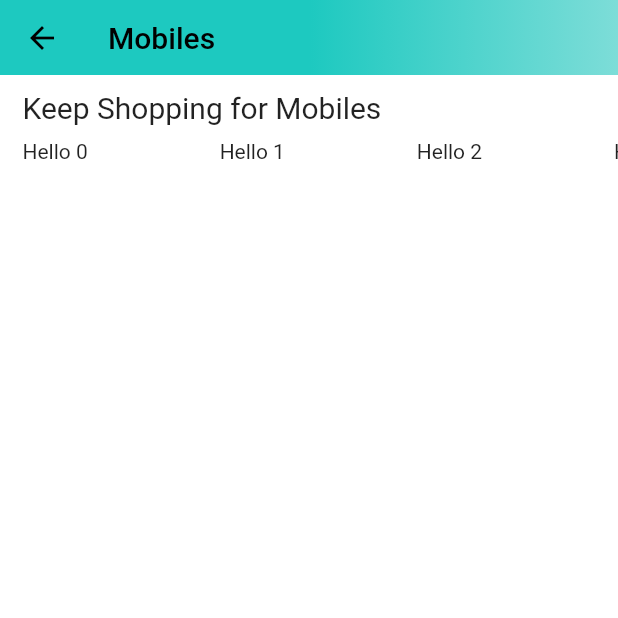
After one commit to sadid369/amazon_clone, a Flutter app: the HomeScreen screen opened by its route, after a tap on "Mobiles", on a phone screen of 412 x 824 dp, the top half of it. The commit adds this screen. Run offline on Flutter 3.47's test engine with Material 2 defaults, Android fonts, the phone set to English and light mode, and no system bars; our stand-ins replace badges, carousel_slider, dotted_border, file_picker, shared_preferences; missing offline and left inert: cloudinary_public; accounts and stored records are empty; network calls fail.

Commit message:
@6/12/2022 @6:26

```diff
--- /dev/null
+++ b/lib/home/screens/categoty_deals_screen.dart
@@ -0,0 +1,66 @@
+// ignore_for_file: prefer_const_constructors
+
+import 'package:amazon_clone/constants/global_variables.dart';
+import 'package:flutter/material.dart';
+
+class CategoryDealsScreen extends StatefulWidget {
+  static const String routeName = "/category-deals";
+  final String category;
+  CategoryDealsScreen({Key? key, required this.category}) : super(key: key);
+
+  @override
+  State<CategoryDealsScreen> createState() => _CategoryDealsScreenState();
+}
+
+class _CategoryDealsScreenState extends State<CategoryDealsScreen> {
+  @override
+  Widget build(BuildContext context) {
+    return Scaffold(
+      appBar: PreferredSize(
+        preferredSize: Size.fromHeight(50),
+        child: AppBar(
+            flexibleSpace: Container(
+              decoration: BoxDecoration(
+                gradient: GlobalVariables.appBarGradient,
+              ),
+            ),
+            title: Text(
+              widget.category,
+              style: TextStyle(color: Colors.black),
+            )),
+      ),
+      body: Column(
+        children: [
+          Container(
+            padding: EdgeInsets.symmetric(
+              horizontal: 15,
+              vertical: 10,
+            ),
+            alignment: Alignment.topLeft,
+            child: Text(
+              "Keep Shopping for ${widget.category} ",
+              style: TextStyle(
+                fontSize: 20,
+              ),
+            ),
+          ),
+          SizedBox(
+            height: 170,
+            child: GridView.builder(
+                scrollDirection: Axis.horizontal,
+                padding: EdgeInsets.only(left: 15),
+                itemCount: 10,
+                gridDelegate: SliverGridDelegateWithFixedCrossAxisCount(
+                  crossAxisCount: 1,
+                  childAspectRatio: 1.4,
+                  mainAxisSpacing: 10,
+                ),
+                itemBuilder: (context, index) {
+                  return Text("Hello $index");
+                }),
+          )
+        ],
+      ),
+    );
+  }
+}
--- a/lib/home/widgets/top_categeries.dart
+++ b/lib/home/widgets/top_categeries.dart
@@ -1,10 +1,15 @@
 // ignore_for_file: prefer_const_constructors
 
 import 'package:amazon_clone/constants/global_variables.dart';
+import 'package:amazon_clone/home/screens/categoty_deals_screen.dart';
 import 'package:flutter/material.dart';
 
 class TopCategories extends StatelessWidget {
   const TopCategories({Key? key}) : super(key: key);
+  void navigateToCategoryPage(BuildContext context, String category) {
+    Navigator.pushNamed(context, CategoryDealsScreen.routeName,
+        arguments: category);
+  }
 
   @override
   Widget build(BuildContext context) {
@@ -15,7 +20,10 @@ class TopCategories extends StatelessWidget {
           scrollDirection: Axis.horizontal,
           itemExtent: 75,
           itemBuilder: (context, index) {
-            return Column(
+            return GestureDetector(
+              onTap: () => navigateToCategoryPage(
+                  context, GlobalVariables.categoryImages[index]['title']!),
+              child: Column(
                 // ignore: prefer_const_literals_to_create_immutables
                 children: [
                   Container(
@@ -40,6 +48,7 @@ class TopCategories extends StatelessWidget {
                     ),
                   )
                 ],
+              ),
             );
           }),
     );
--- a/lib/router.dart
+++ b/lib/router.dart
@@ -3,6 +3,7 @@
 import 'package:amazon_clone/common/widgets/bottom_bar.dart';
 import 'package:amazon_clone/features/admin/screens/add_product_screen.dart';
 import 'package:amazon_clone/features/auth/screens/auth_screen.dart';
+import 'package:amazon_clone/home/screens/categoty_deals_screen.dart';
 import 'package:amazon_clone/home/screens/home_screen.dart';
 import 'package:flutter/cupertino.dart';
 
@@ -30,6 +31,12 @@ Route<dynamic> generateRoute(RouteSettings routeSettings) {
         settings: routeSettings,
         builder: (_) => AddProductScreen(),
       );
+    case CategoryDealsScreen.routeName:
+      var category = routeSettings.arguments as String;
+      return MaterialPageRoute(
+        settings: routeSettings,
+        builder: (_) => CategoryDealsScreen(category: category),
+      );
     default:
       return MaterialPageRoute(
           builder: (_) => Scaffold(
```
Also changed, not shown: lib/features/admin/screens/posts_screen.dart (+11 -1 lines), lib/features/admin/services/admin_services.dart (+28 -0 lines), 1 other file. Lines whose indentation alone changed are shown as unchanged.
